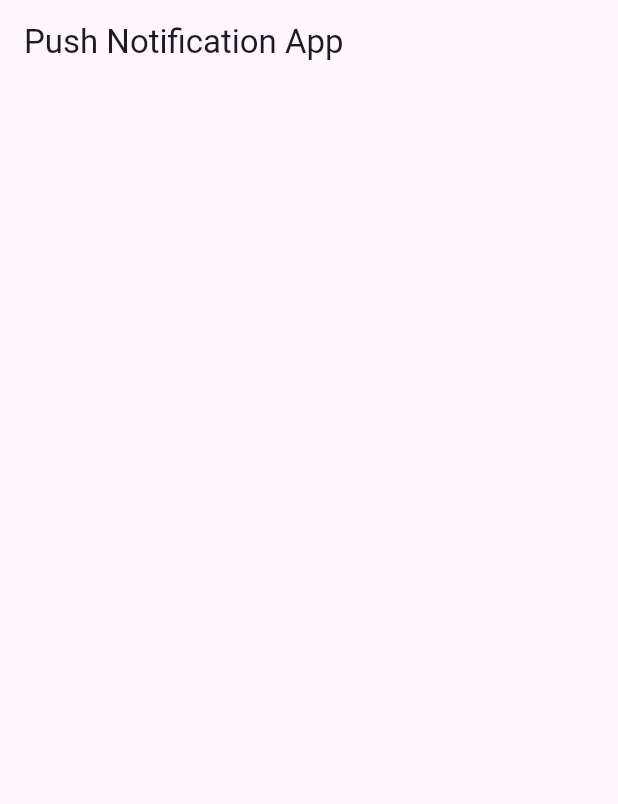
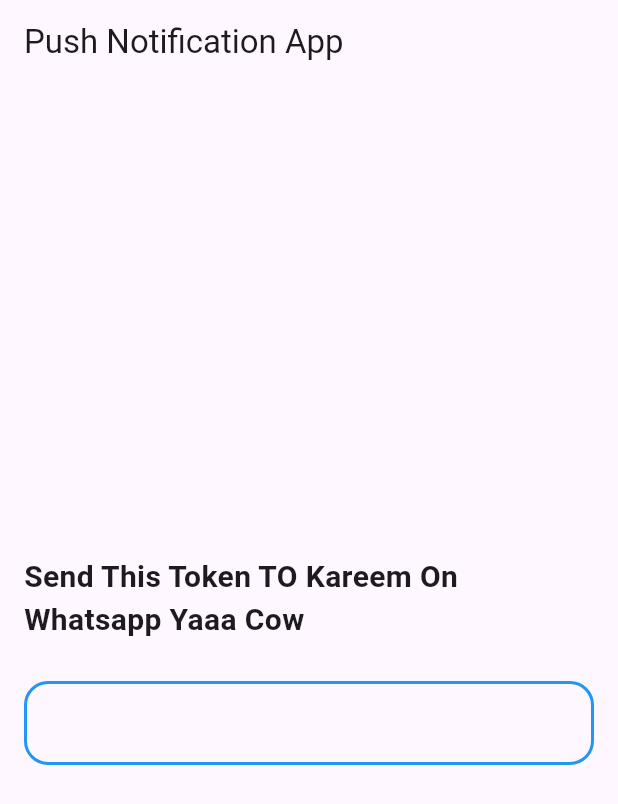
Before and after one commit to Kareemm0/flutter_push_notification_app, a Flutter app: the screen it shows after launch, on a phone screen of 412 x 824 dp. Shown: the top 804 px of the screen. Run offline on Flutter 3.47's test engine with Material 3 defaults, Android fonts, the phone set to English and light mode, and no system bars; our stand-ins replace firebase_core, firebase_messaging, flutter_local_notifications; accounts and stored records are empty.

Commit message:
feat: create home screen

```diff
--- /dev/null
+++ b/lib/home_screen.dart
@@ -0,0 +1,59 @@
+import 'package:flutter/material.dart';
+import 'package:flutter_push_notification_app/services/push_notification_service.dart';
+
+class HomeScreen extends StatefulWidget {
+  const HomeScreen({super.key});
+
+  @override
+  State<HomeScreen> createState() => _HomeScreenState();
+}
+
+class _HomeScreenState extends State<HomeScreen> {
+  String token = "";
+  final TextEditingController _controller = TextEditingController();
+
+  @override
+  void initState() {
+    PushNotificationService.tokenStream.listen((newToken) {
+      token = newToken;
+      _controller.text = newToken;
+    });
+    PushNotificationService.init();
+    super.initState();
+  }
+
+  @override
+  Widget build(BuildContext context) {
+    return Scaffold(
+      appBar: AppBar(title: const Text("Push Notification App")),
+      body: Padding(
+        padding: const EdgeInsets.symmetric(horizontal: 16),
+        child: Center(
+          child: Column(
+            mainAxisAlignment: MainAxisAlignment.center,
+            spacing: 26,
+            children: [
+              Text(
+                "Send This Token TO Kareem On Whatsapp Yaaa Cow",
+                style: TextStyle(fontSize: 20, fontWeight: FontWeight.bold),
+              ),
+              TextFormField(
+                controller: _controller,
+                decoration: InputDecoration(
+                  focusedBorder: OutlineInputBorder(
+                    borderSide: BorderSide(color: Colors.blue, width: 2),
+                    borderRadius: BorderRadius.circular(16),
+                  ),
+                  enabledBorder: OutlineInputBorder(
+                    borderSide: BorderSide(color: Colors.blue, width: 2),
+                    borderRadius: BorderRadius.circular(16),
+                  ),
+                ),
+              ),
+            ],
+          ),
+        ),
+      ),
+    );
+  }
+}
--- a/lib/main.dart
+++ b/lib/main.dart
@@ -1,6 +1,7 @@
 import 'package:firebase_core/firebase_core.dart';
 import 'package:flutter/material.dart';
 import 'package:flutter_push_notification_app/firebase_options.dart';
+import 'package:flutter_push_notification_app/home_screen.dart';
 import 'package:flutter_push_notification_app/services/local_notification_service.dart';
 import 'package:flutter_push_notification_app/services/push_notification_service.dart';
 
@@ -19,10 +20,6 @@ class MyApp extends StatelessWidget {
 
   @override
   Widget build(BuildContext context) {
-    return MaterialApp(
-      home: Scaffold(
-        appBar: AppBar(title: const Text("Push Notification App")),
-      ),
-    );
+    return MaterialApp(debugShowCheckedModeBanner: false, home: HomeScreen());
   }
 }
--- a/lib/services/local_notification_service.dart
+++ b/lib/services/local_notification_service.dart
@@ -51,7 +51,7 @@ class LocalNotificationService {
         priority: Priority.high,
         styleInformation: bigPictureStyleInformation,
         playSound: true,
-        sound: RawResourceAndroidNotificationSound("sound".split(".").first),
+        //  sound: RawResourceAndroidNotificationSound("sound".split(".").first),
       ),
     );
     await flutterLocalNotificationsPlugin.show(
--- a/lib/services/push_notification_service.dart
+++ b/lib/services/push_notification_service.dart
@@ -1,3 +1,4 @@
+import 'dart:async';
 import 'dart:developer';
 
 import 'package:firebase_core/firebase_core.dart';
@@ -6,20 +7,25 @@ import 'package:flutter_push_notification_app/services/local_notification_servic
 
 class PushNotificationService {
   static FirebaseMessaging messaging = FirebaseMessaging.instance;
+  static final StreamController<String> _tokenStreamController =
+      StreamController<String>.broadcast();
 
   static Future init() async {
     await messaging.requestPermission();
 
     final String? token = await messaging.getToken();
     log('Token: $token');
+    if (token != null) {
+      _tokenStreamController.add(token);
+    }
 
     FirebaseMessaging.onBackgroundMessage(handelBackgroundMessage);
 
     //! Foreground Message
     handelForegroundMessage();
-    messaging.subscribeToTopic("all").then((val) {
-      log("Subscribed to Topic: all");
-    });
+    // messaging.subscribeToTopic("all").then((val) {
+    //   log("Subscribed to Topic: all");
+    // });
     // messaging.unsubscribeFromTopic("all").then((val) {
     //   log("Unsubscribed from Topic: all");
     // });
@@ -39,4 +45,6 @@ class PushNotificationService {
   }
 
   static void sendTokenServer(String token) {}
+
+  static Stream<String> get tokenStream => _tokenStreamController.stream;
 }
```
